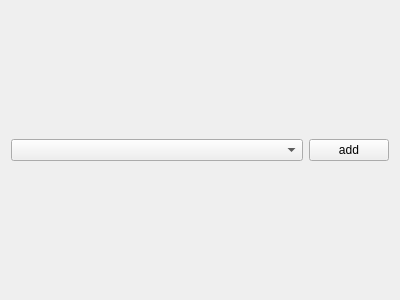
This is cedar/processing/gui/GroupParameterDesigner.ui in cedar/cedar as Qt 5 draws it before an edit. The edited form follows.
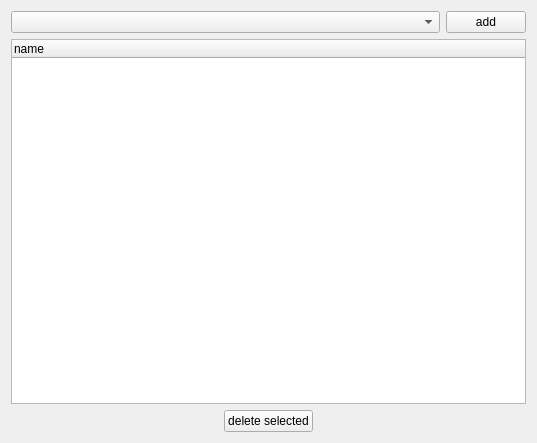
This is the edited form.

Commit message: Added gui functionality for adding, removing and renaming custom parameters for groups.

Patch:
```diff
--- a/cedar/processing/gui/GroupParameterDesigner.ui
+++ b/cedar/processing/gui/GroupParameterDesigner.ui
@@ -6,8 +6,8 @@
    <rect>
     <x>0</x>
     <y>0</y>
-    <width>400</width>
-    <height>300</height>
+    <width>537</width>
+    <height>443</height>
    </rect>
   </property>
   <property name="windowTitle">
@@ -28,6 +28,55 @@
      </item>
     </layout>
    </item>
+   <item>
+    <widget class="QTreeWidget" name="mpParameterDisplay">
+     <property name="alternatingRowColors">
+      <bool>true</bool>
+     </property>
+     <column>
+      <property name="text">
+       <string>name</string>
+      </property>
+     </column>
+    </widget>
+   </item>
+   <item>
+    <layout class="QHBoxLayout" name="horizontalLayout_2">
+     <item>
+      <spacer name="horizontalSpacer">
+       <property name="orientation">
+        <enum>Qt::Horizontal</enum>
+       </property>
+       <property name="sizeHint" stdset="0">
+        <size>
+         <width>40</width>
+         <height>20</height>
+        </size>
+       </property>
+      </spacer>
+     </item>
+     <item>
+      <widget class="QPushButton" name="mpDeleteSelected">
+       <property name="text">
+        <string>delete selected</string>
+       </property>
+      </widget>
+     </item>
+     <item>
+      <spacer name="horizontalSpacer_2">
+       <property name="orientation">
+        <enum>Qt::Horizontal</enum>
+       </property>
+       <property name="sizeHint" stdset="0">
+        <size>
+         <width>40</width>
+         <height>20</height>
+        </size>
+       </property>
+      </spacer>
+     </item>
+    </layout>
+   </item>
   </layout>
  </widget>
  <resources/>
```
The commit also changes 6 other files.
